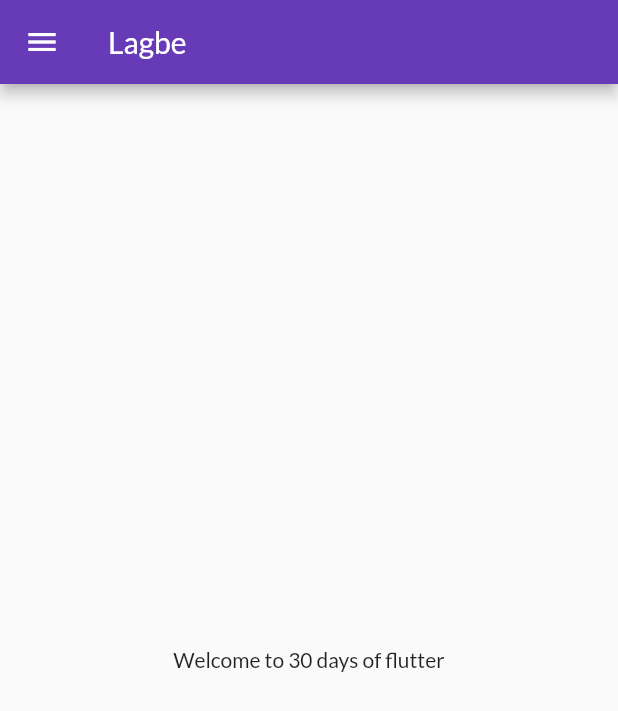
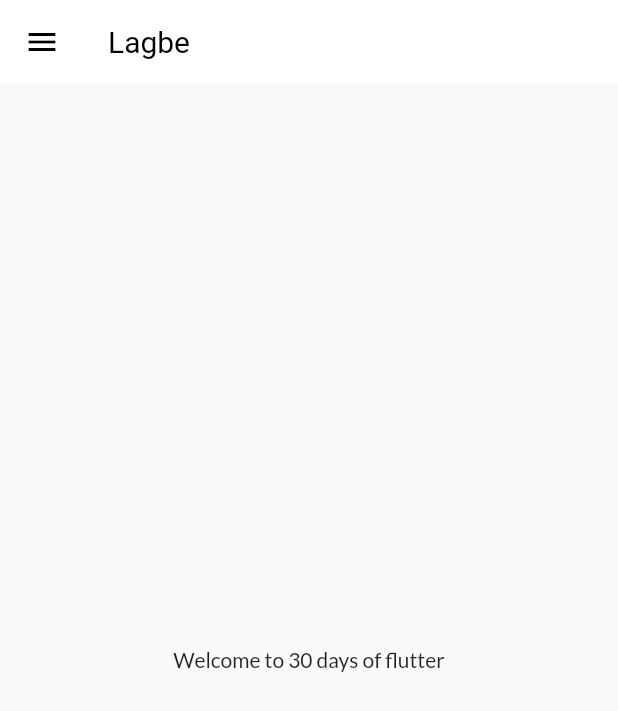
Before and after one commit to hossain-shahrier/basic_first_first, a Flutter app: the screen it shows after launch, on a phone screen of 412 x 824 dp. Shown: the top 711 px of the screen. Run offline on Flutter 3.47's test engine with Material 2 defaults, Android fonts, the phone set to English and light mode, and no system bars; our stand-ins replace google_fonts.

Commit message:
Day9 | Models | AppBarTheme | Extracting Theme

```diff
--- a/lib/main.dart
+++ b/lib/main.dart
@@ -1,8 +1,8 @@
 import 'package:basic_flutter/screens/home_screen.dart';
 import 'package:basic_flutter/screens/login_screen.dart';
 import 'package:basic_flutter/utils/routes.dart';
+import 'package:basic_flutter/widgets/themes.dart';
 import 'package:flutter/material.dart';
-import 'package:google_fonts/google_fonts.dart';
 
 void main() {
   runApp(const MyApp());
@@ -16,11 +16,9 @@ class MyApp extends StatelessWidget {
   Widget build(BuildContext context) {
     return MaterialApp(
       themeMode: ThemeMode.light,
-      theme: ThemeData(
-        primarySwatch: Colors.deepPurple,
-        fontFamily: GoogleFonts.lato().fontFamily,
-      ),
-      darkTheme: ThemeData(primarySwatch: Colors.green),
+      theme: MyTheme.lightTheme(context),
+      darkTheme: MyTheme.darkTheme(context),
+      debugShowCheckedModeBanner: false,
       initialRoute: "/",
       routes: {
         "/": (context) => const LoginScreen(),
--- a/lib/widgets/themes.dart
+++ b/lib/widgets/themes.dart
@@ -0,0 +1,23 @@
+import 'package:flutter/material.dart';
+import 'package:google_fonts/google_fonts.dart';
+
+class MyTheme {
+  static ThemeData lightTheme(BuildContext context) => ThemeData(
+        primarySwatch: Colors.deepPurple,
+        fontFamily: GoogleFonts.lato().fontFamily,
+        appBarTheme: const AppBarTheme(
+          color: Colors.white,
+          elevation: 0.0,
+          iconTheme: IconThemeData(
+            color: Colors.black,
+          ),
+          titleTextStyle: TextStyle(
+            color: Colors.black,
+            fontSize: 20.0,
+          ),
+        ),
+      );
+  static ThemeData darkTheme(BuildContext context) => ThemeData(
+        brightness: Brightness.dark,
+      );
+}
```
Also changed, not shown: lib/models/catalog.dart (added, +27 -0 lines).
